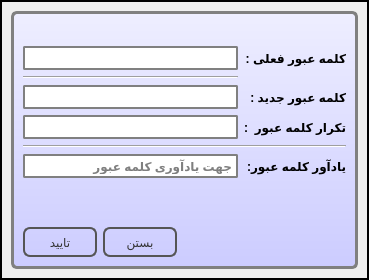
Above: changepassworddialog.ui from reza-rezvani2052/KetabYab before the change. Below: the same form after it.
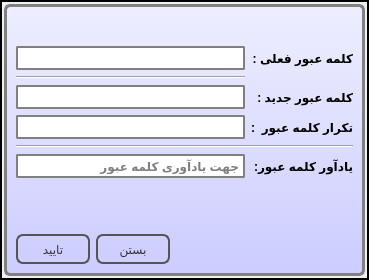
That is the form after the change.

What changed in the file:
```diff
--- a/changepassworddialog.ui
+++ b/changepassworddialog.ui
@@ -96,6 +96,18 @@
       <enum>QFrame::Raised</enum>
      </property>
      <layout class="QGridLayout" name="gridLayout_8">
+      <property name="leftMargin">
+       <number>2</number>
+      </property>
+      <property name="topMargin">
+       <number>2</number>
+      </property>
+      <property name="rightMargin">
+       <number>2</number>
+      </property>
+      <property name="bottomMargin">
+       <number>2</number>
+      </property>
       <item row="0" column="0">
        <widget class="QFrame" name="frameChangePass">
         <property name="styleSheet">
```
